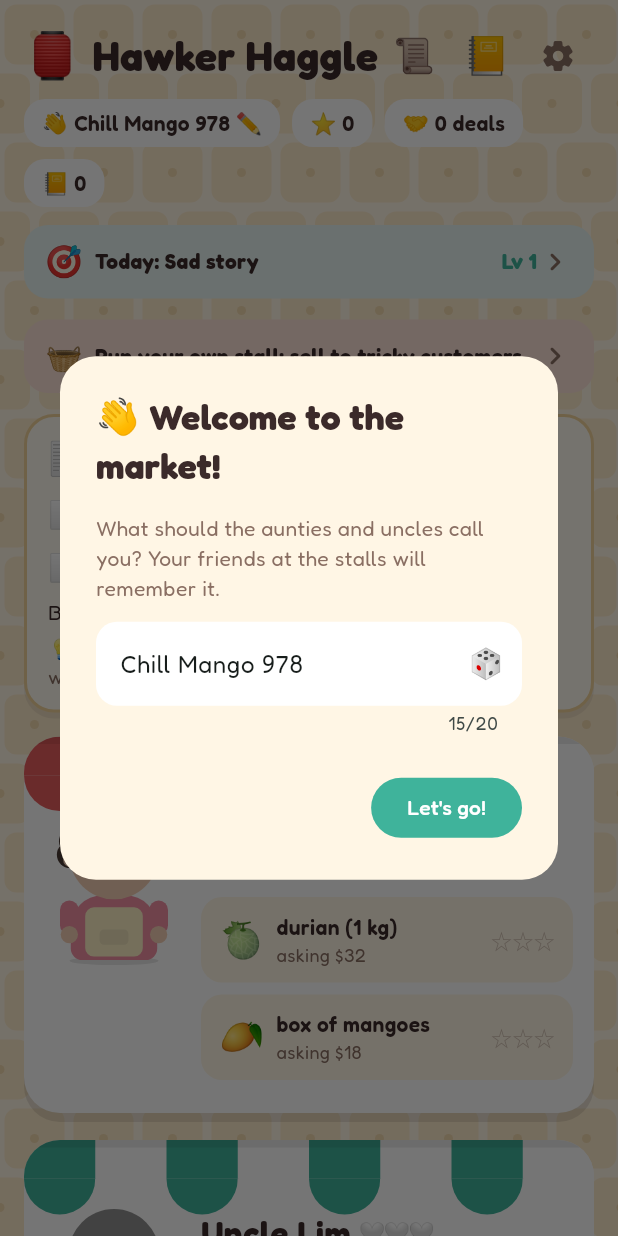
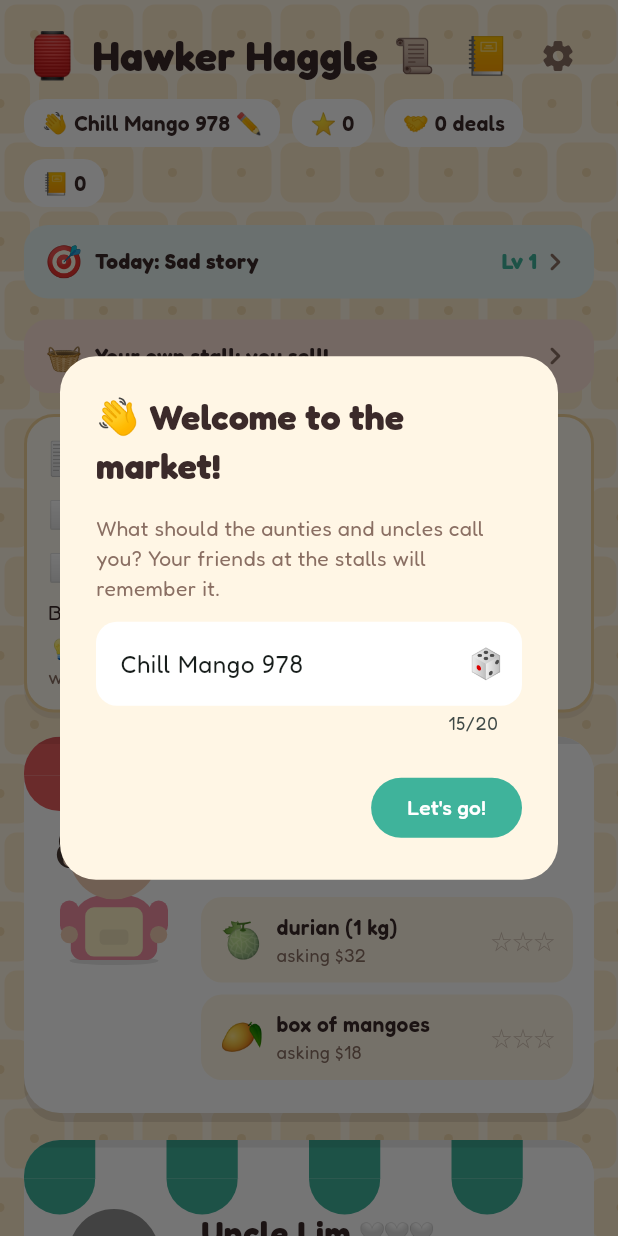
Before and after one commit to caspar5911/HawkerHaggle, a Flutter app: the screen it shows after launch, on a phone screen of 412 x 824 dp. Run offline on Flutter 3.47's test engine with Material 3 defaults, Android fonts, the phone set to English and light mode, and no system bars; our stand-ins replace audioplayers, flutter_secure_storage, share_plus, web.

Commit message:
Gossip doesn't guess a friend's gender; shorter own-stall strip
Co-Authored-By: Claude Opus 5.5 <noreply@anthropic.com>

```diff
--- a/app/lib/core/game.dart
+++ b/app/lib/core/game.dart
@@ -720,7 +720,7 @@ class Game {
         final when = f['day'] == today ? 'earlier today' : 'a day or two ago';
         parts.add(
           'A friend of this customer (their name is "$name") bought the $item here $when. You may mention it in '
-          'passing, without saying what they paid.',
+          'passing, without saying what they paid, and without guessing whether they are a man or a woman.',
         );
       }
     }
--- a/app/lib/screens.dart
+++ b/app/lib/screens.dart
@@ -276,7 +276,7 @@ class _MarketScreenState extends State<MarketScreen> with WidgetsBindingObserver
                             SizedBox(width: 8),
                             Expanded(
                               child: Text(
-                                'Run your own stall: sell to tricky customers',
+                                'Your own stall: you sell!',
                                 maxLines: 1,
                                 overflow: TextOverflow.ellipsis,
                                 style: TextStyle(fontWeight: FontWeight.w700, color: Palette.ink),
```
